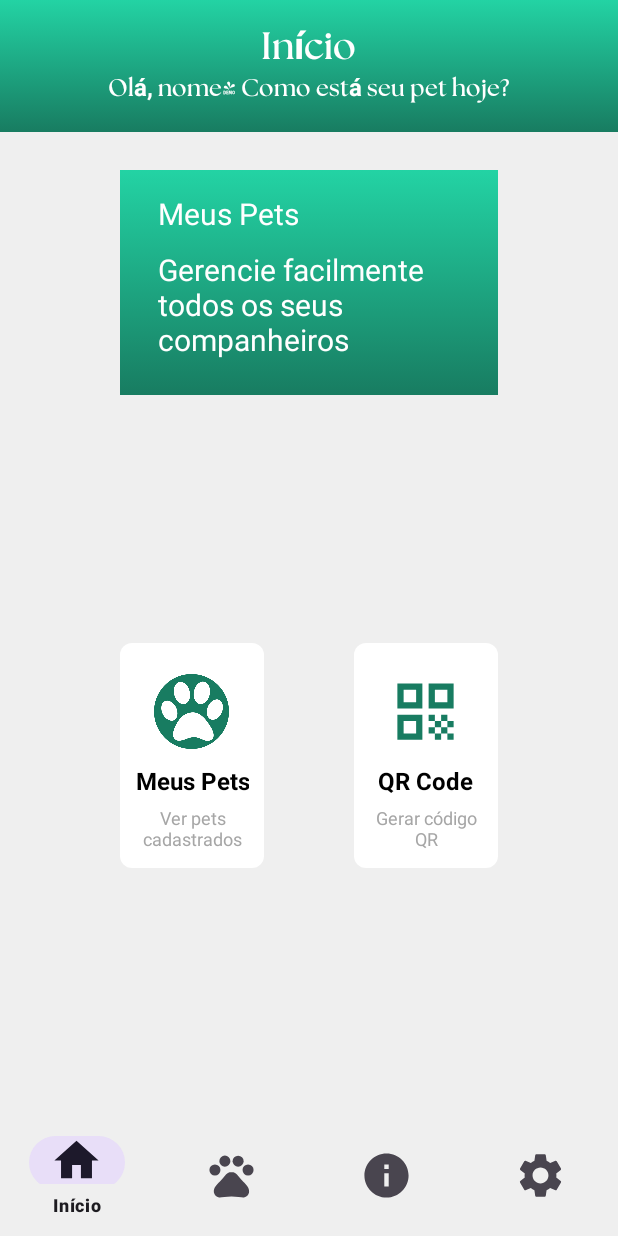
After one commit to SupremeGod670/Pet-APP, an Android app: the InicioActivity screen opened directly, with no data from a screen before it, on a phone screen of 412 x 824 dp. The commit adds this screen. Run offline under Robolectric (Android 15) with nearby library versions, the phone set to English and light mode, and no system bars.

Commit message:
Layout do inicio feito, e funcionando

```diff
--- a/app/src/main/AndroidManifest.xml
+++ b/app/src/main/AndroidManifest.xml
@@ -34,6 +34,7 @@
         </activity>
         <activity android:name=".activities.LoginActivity" />
         <activity android:name=".activities.CriarActivity" />
+        <activity android:name=".activities.InicioActivity" />
         <activity android:name=".activities.MenuActivity" />
         <activity android:name=".activities.SobreActivity" />
         <activity android:name=".activities.CriarPetsActivity" />
--- a/app/src/main/java/com/example/petapp/activities/CriarActivity.java
+++ b/app/src/main/java/com/example/petapp/activities/CriarActivity.java
@@ -55,7 +55,6 @@ public class CriarActivity extends AppCompatActivity {
             public void onClick(View v) {
                 Intent it = new Intent(CriarActivity.this, LoginActivity.class);
                 startActivity(it);
-                finish();
             }
         });
 
--- /dev/null
+++ b/app/src/main/java/com/example/petapp/activities/InicioActivity.java
@@ -0,0 +1,67 @@
+package com.example.petapp.activities;
+
+import android.content.Intent;
+import android.os.Bundle;
+import android.widget.LinearLayout;
+import android.widget.Toast;
+
+import androidx.appcompat.app.AppCompatActivity;
+
+import com.example.petapp.R;
+import com.google.android.material.bottomnavigation.BottomNavigationView;
+
+public class InicioActivity extends AppCompatActivity {
+
+    private LinearLayout meuspets, pets_item, qr_code_item;
+    private BottomNavigationView navigationb;
+
+    @Override
+    protected void onCreate(Bundle savedInstanceState) {
+        super.onCreate(savedInstanceState);
+        setContentView(R.layout.inicio);
+
+        meuspets = findViewById(R.id.meuspets);
+        pets_item = findViewById(R.id.pets_item);
+        qr_code_item = findViewById(R.id.qr_code_item);
+
+        navigationb = findViewById(R.id.navigationb);
+
+        setupBottomNavigation();
+
+        meuspets.setOnClickListener(v -> {
+            Intent intent = new Intent(InicioActivity.this, MenuActivity.class);
+            startActivity(intent);
+        });
+
+        pets_item.setOnClickListener(v -> {
+            Intent intent = new Intent(InicioActivity.this, MenuActivity.class);
+            startActivity(intent);
+        });
+
+        qr_code_item.setOnClickListener(v -> {
+
+        });
+    }
+
+    private void setupBottomNavigation() {
+        navigationb.setOnItemSelectedListener(item -> {
+            int itemId = item.getItemId();
+            if (itemId == R.id.nav_inicio) {
+                Toast.makeText(InicioActivity.this, "Inìcio Clicado", Toast.LENGTH_SHORT).show();
+                return true;
+            } else if (itemId == R.id.nav_menu) {
+                Intent intent = new Intent(InicioActivity.this, MenuActivity.class);
+                startActivity(intent);
+                return true;
+            } else if (itemId == R.id.nav_sobre) {
+                Intent intent = new Intent(InicioActivity.this, SobreActivity.class);
+                startActivity(intent);
+                return true;
+            } else if (itemId == R.id.nav_config) {
+                Toast.makeText(InicioActivity.this, "Configurações Clicado", Toast.LENGTH_SHORT).show();
+                return true;
+            }
+            return false;
+        });
+    }
+}
--- a/app/src/main/java/com/example/petapp/activities/LoginActivity.java
+++ b/app/src/main/java/com/example/petapp/activities/LoginActivity.java
@@ -66,7 +66,7 @@ public class LoginActivity extends AppCompatActivity {
                 String senhaHash = HashUtils.sha256(senhaDigitada);
 
                 if (registroUserDAO.select(emailDigitado, senhaHash)) {
-                    Intent it = new Intent(LoginActivity.this, MenuActivity.class);
+                    Intent it = new Intent(LoginActivity.this, InicioActivity.class);
                     startActivity(it);
                     finish();
                 } else if (!registroUserDAO.selectEmail(emailDigitado) && !registroUserDAO.selectSenha(senhaHash)) {
--- a/app/src/main/java/com/example/petapp/activities/MenuActivity.java
+++ b/app/src/main/java/com/example/petapp/activities/MenuActivity.java
@@ -88,16 +88,19 @@ public class MenuActivity extends AppCompatActivity {
             @Override
             public boolean onNavigationItemSelected(@NonNull MenuItem item) {
                 int itemId = item.getItemId();
-                if (itemId == R.id.nav_config) {
-                    Toast.makeText(MenuActivity.this, "Configurações Clicado", Toast.LENGTH_SHORT).show();
+                if (itemId == R.id.nav_inicio) {
+                    Intent intent = new Intent(MenuActivity.this, InicioActivity.class);
+                    startActivity(intent);
+                    return true;
+                } else if (itemId == R.id.nav_menu) {
+                    Toast.makeText(MenuActivity.this, "Você já está na tela de Menu", Toast.LENGTH_SHORT).show();
                     return true;
                 } else if (itemId == R.id.nav_sobre) {
                     Intent intent = new Intent(MenuActivity.this, SobreActivity.class);
                     startActivity(intent);
-                    finish();
                     return true;
-                } else if (itemId == R.id.nav_menu) {
-                    Toast.makeText(MenuActivity.this, "Você já está na tela de Menu", Toast.LENGTH_SHORT).show();
+                } else if (itemId == R.id.nav_config) {
+                    Toast.makeText(MenuActivity.this, "Configurações Clicado", Toast.LENGTH_SHORT).show();
                     return true;
                 }
                 return false;
--- a/app/src/main/java/com/example/petapp/activities/SobreActivity.java
+++ b/app/src/main/java/com/example/petapp/activities/SobreActivity.java
@@ -44,16 +44,19 @@ public class SobreActivity extends AppCompatActivity {
             @Override
             public boolean onNavigationItemSelected(@NonNull MenuItem item) {
                 int itemId = item.getItemId();
-                if (itemId == R.id.nav_config) {
-                    Toast.makeText(SobreActivity.this, "Configurações Clicado", Toast.LENGTH_SHORT).show();
+                if (itemId == R.id.nav_inicio) {
+                    Intent intent = new Intent(SobreActivity.this, InicioActivity.class);
+                    startActivity(intent);
+                    return true;
+                } else if (itemId == R.id.nav_menu) {
+                    Intent intent = new Intent(SobreActivity.this, MenuActivity.class);
+                    startActivity(intent);
                     return true;
                 } else if (itemId == R.id.nav_sobre) {
                     Toast.makeText(SobreActivity.this, "Você já está na tela de Sobre", Toast.LENGTH_SHORT).show();
                     return true;
-                } else if (itemId == R.id.nav_menu) {
-                    Intent intent = new Intent(SobreActivity.this, MenuActivity.class);
-                    startActivity(intent);
-                    finish();
+                } else if (itemId == R.id.nav_config) {
+                    Toast.makeText(SobreActivity.this, "Configurações Clicado", Toast.LENGTH_SHORT).show();
                     return true;
                 }
                 return false;
--- a/app/src/main/res/drawable/menu.xml
+++ b/app/src/main/res/drawable/home.xml
@@ -1,5 +1,5 @@
 <vector xmlns:android="http://schemas.android.com/apk/res/android" android:height="24dp" android:tint="#000000" android:viewportHeight="24" android:viewportWidth="24" android:width="24dp">
 
-    <path android:fillColor="@android:color/white" android:pathData="M2,15.5v2h20v-2L2,15.5zM2,10.5v2h20v-2L2,10.5zM2,5.5v2h20v-2L2,5.5z"/>
+    <path android:fillColor="@android:color/white" android:pathData="M10,20v-6h4v6h5v-8h3L12,3 2,12h3v8z"/>
 
 </vector>
--- /dev/null
+++ b/app/src/main/res/drawable/qr_code.xml
@@ -0,0 +1,5 @@
+<vector xmlns:android="http://schemas.android.com/apk/res/android" android:height="24dp" android:tint="#000000" android:viewportHeight="960" android:viewportWidth="960" android:width="24dp">
+
+    <path android:fillColor="@android:color/white" android:pathData="M120,440L120,120L440,120L440,440L120,440ZM200,360L360,360L360,200L200,200L200,360ZM120,840L120,520L440,520L440,840L120,840ZM200,760L360,760L360,600L200,600L200,760ZM520,440L520,120L840,120L840,440L520,440ZM600,360L760,360L760,200L600,200L600,360ZM760,840L760,760L840,760L840,840L760,840ZM520,600L520,520L600,520L600,600L520,600ZM600,680L600,600L680,600L680,680L600,680ZM520,760L520,680L600,680L600,760L520,760ZM600,840L600,760L680,760L680,840L600,840ZM680,760L680,680L760,680L760,760L680,760ZM680,600L680,520L760,520L760,600L680,600ZM760,680L760,600L840,600L840,680L760,680Z"/>
+
+</vector>
--- a/app/src/main/res/drawable/side_nav_bar.xml
+++ /dev/null
@@ -1,9 +0,0 @@
-<shape xmlns:android="http://schemas.android.com/apk/res/android"
-    android:shape="rectangle">
-    <gradient
-        android:angle="135"
-        android:centerColor="#009688"
-        android:endColor="#00695C"
-        android:startColor="#4DB6AC"
-        android:type="linear" />
-</shape>
--- /dev/null
+++ b/app/src/main/res/layout/inicio.xml
@@ -0,0 +1,210 @@
+<?xml version="1.0" encoding="utf-8"?>
+<androidx.drawerlayout.widget.DrawerLayout xmlns:android="http://schemas.android.com/apk/res/android"
+    xmlns:app="http://schemas.android.com/apk/res-auto"
+    xmlns:tools="http://schemas.android.com/tools"
+    style="@style/BACKGROUND"
+    android:layout_width="match_parent"
+    android:layout_height="match_parent">
+
+    <androidx.constraintlayout.widget.ConstraintLayout
+        android:layout_width="match_parent"
+        android:layout_height="match_parent">
+
+        <LinearLayout
+            android:id="@+id/toolbar"
+            style="@style/BACKGROUNDGRADIENT"
+            android:layout_width="match_parent"
+            android:layout_height="wrap_content"
+            android:layout_marginBottom="850dp"
+            android:gravity="center"
+            android:orientation="vertical"
+            app:layout_constraintEnd_toEndOf="parent"
+            app:layout_constraintStart_toStartOf="parent"
+            app:layout_constraintTop_toTopOf="parent">
+
+            <TextView
+                android:id="@+id/inicio"
+                android:layout_width="wrap_content"
+                android:layout_height="wrap_content"
+                android:layout_marginTop="15dp"
+                android:fontFamily="@font/the_seasons_regular"
+                android:text="@string/inicio"
+                android:textAlignment="center"
+                android:textColor="@color/white"
+                android:textSize="25sp"
+                app:layout_constraintEnd_toEndOf="parent"
+                app:layout_constraintStart_toStartOf="parent"
+                app:layout_constraintTop_toTopOf="parent"
+                tools:ignore="MissingConstraints" />
+
+            <TextView
+                android:id="@+id/textoi"
+                android:layout_width="wrap_content"
+                android:layout_height="wrap_content"
+                android:layout_marginTop="2dp"
+                android:layout_marginBottom="19dp"
+                android:fontFamily="@font/the_seasons_regular"
+                android:text="@string/texto_inicio"
+                android:textAlignment="center"
+                android:textColor="@color/white"
+                android:textSize="16sp"
+                app:layout_constraintEnd_toEndOf="parent"
+                app:layout_constraintStart_toStartOf="parent"
+                app:layout_constraintTop_toTopOf="parent"
+                tools:ignore="MissingConstraints" />
+
+        </LinearLayout>
+
+        <LinearLayout
+            android:id="@+id/meuspets"
+            style="@style/BACKGROUNDGRADIENT"
+            android:layout_width="match_parent"
+            android:layout_height="150dp"
+            android:layout_marginStart="80dp"
+            android:layout_marginTop="25dp"
+            android:layout_marginEnd="80dp"
+            android:orientation="vertical"
+            app:layout_constraintEnd_toEndOf="parent"
+            app:layout_constraintHorizontal_bias="0.0"
+            app:layout_constraintStart_toStartOf="parent"
+            app:layout_constraintTop_toBottomOf="@+id/toolbar"
+            tools:ignore="MissingConstraints">
+
+            <TextView
+                android:layout_width="wrap_content"
+                android:layout_height="wrap_content"
+                android:layout_marginStart="25dp"
+                android:layout_marginTop="15dp"
+                android:text="@string/meus_pets"
+                android:textColor="@color/white"
+                android:textSize="20sp" />
+
+            <TextView
+                android:layout_width="wrap_content"
+                android:layout_height="wrap_content"
+                android:layout_marginStart="25dp"
+                android:layout_marginTop="10dp"
+                android:layout_marginEnd="20dp"
+                android:layout_marginBottom="15dp"
+                android:text="@string/texto_inicio_meus_pets"
+                android:textColor="@color/white"
+                android:textSize="20sp" />
+
+        </LinearLayout>
+
+        <LinearLayout
+            android:layout_width="match_parent"
+            android:layout_height="wrap_content"
+            android:gravity="center"
+            android:layout_marginStart="80dp"
+            android:layout_marginEnd="80dp"
+            android:orientation="horizontal"
+            app:layout_constraintBottom_toTopOf="@+id/navigationb"
+            app:layout_constraintEnd_toEndOf="parent"
+            app:layout_constraintStart_toStartOf="parent"
+            app:layout_constraintTop_toBottomOf="@+id/meuspets"
+            tools:ignore="MissingConstraints">
+
+            <!-- Item 1: Ver Pets Cadastrados -->
+            <LinearLayout
+                android:id="@+id/pets_item"
+                android:layout_width="0dp"
+                android:layout_height="150dp"
+                android:layout_weight="1"
+                android:layout_marginEnd="30dp"
+                android:background="@drawable/bg_edit_text"
+                android:backgroundTint="@color/white"
+                android:gravity="center"
+                android:orientation="vertical">
+
+                <ImageView
+                    android:layout_width="50dp"
+                    android:layout_height="50dp"
+                    android:layout_marginTop="10dp"
+                    android:layout_marginBottom="10dp"
+                    android:src="@drawable/petpaw"
+                    app:tint="@color/my_dark_primary" />
+
+                <TextView
+                    android:layout_width="wrap_content"
+                    android:layout_height="wrap_content"
+                    android:gravity="center"
+                    android:text="Meus Pets"
+                    android:textColor="@color/black"
+                    android:textSize="16sp"
+                    android:textStyle="bold" />
+
+                <TextView
+                    android:layout_width="wrap_content"
+                    android:layout_height="wrap_content"
+                    android:layout_marginStart="10dp"
+                    android:layout_marginTop="5dp"
+                    android:layout_marginEnd="10dp"
+                    android:gravity="center"
+                    android:text="Ver pets cadastrados"
+                    android:textColor="@color/grey"
+                    android:textSize="12sp" />
+
+            </LinearLayout>
+
+            <!-- Item 2: QR Code -->
+            <LinearLayout
+                android:id="@+id/qr_code_item"
+                android:layout_width="0dp"
+                android:layout_height="150dp"
+                android:layout_weight="1"
+                android:layout_marginStart="30dp"
+                android:background="@drawable/bg_edit_text"
+                android:backgroundTint="@color/white"
+                android:gravity="center"
+                android:orientation="vertical">
+
+                <ImageView
+                    android:layout_width="50dp"
+                    android:layout_height="50dp"
+                    android:layout_marginTop="10dp"
+                    android:layout_marginBottom="10dp"
+                    android:src="@drawable/qr_code"
+                    app:tint="@color/my_dark_primary"/>
+
+                <TextView
+                    android:layout_width="wrap_content"
+                    android:layout_height="wrap_content"
+                    android:gravity="center"
+                    android:text="QR Code"
+                    android:textColor="@color/black"
+                    android:textSize="16sp"
+                    android:textStyle="bold" />
+
+                <TextView
+                    android:layout_width="wrap_content"
+                    android:layout_height="wrap_content"
+                    android:layout_marginStart="10dp"
+                    android:layout_marginTop="5dp"
+                    android:layout_marginEnd="10dp"
+                    android:gravity="center"
+                    android:text="Gerar código QR"
+                    android:textColor="@color/grey"
+                    android:textSize="12sp" />
+
+            </LinearLayout>
+
+        </LinearLayout>
+
+        <com.google.android.material.bottomnavigation.BottomNavigationView
+            android:id="@+id/navigationb"
+            style="@style/BACKGROUND"
+            android:layout_width="match_parent"
+            android:layout_height="wrap_content"
+            app:itemIconSize="35dp"
+            app:layout_constraintBottom_toBottomOf="parent"
+            app:layout_constraintEnd_toEndOf="parent"
+            app:layout_constraintHorizontal_bias="0.0"
+            app:layout_constraintStart_toStartOf="parent"
+            app:layout_constraintVertical_bias="1.0"
+            app:menu="@menu/main_menu"
+            tools:ignore="MissingConstraints" />
+
+    </androidx.constraintlayout.widget.ConstraintLayout>
+
+</androidx.drawerlayout.widget.DrawerLayout>
--- a/app/src/main/res/layout/menu_pets.xml
+++ b/app/src/main/res/layout/menu_pets.xml
@@ -120,6 +120,7 @@
         style="@style/BACKGROUND"
         android:layout_width="match_parent"
         android:layout_height="wrap_content"
+        app:itemIconSize="35dp"
         app:layout_constraintBottom_toBottomOf="parent"
         app:layout_constraintEnd_toEndOf="parent"
         app:layout_constraintHorizontal_bias="0.0"
--- a/app/src/main/res/layout/sobre_app.xml
+++ b/app/src/main/res/layout/sobre_app.xml
@@ -195,6 +195,7 @@
                 style="@style/BACKGROUND"
                 android:layout_width="match_parent"
                 android:layout_height="wrap_content"
+                app:itemIconSize="35dp"
                 app:layout_constraintBottom_toBottomOf="parent"
                 app:layout_constraintEnd_toEndOf="parent"
                 app:layout_constraintHorizontal_bias="0.0"
--- a/app/src/main/res/menu/main_menu.xml
+++ b/app/src/main/res/menu/main_menu.xml
@@ -4,23 +4,24 @@
     <group android:id="@+id/grupo1">
 
         <item
-            android:id="@+id/nav_config"
-            android:icon="@drawable/settings"
-            android:title="@string/configuracoes" />
+            android:id="@+id/nav_inicio"
+            android:icon="@drawable/home"
+            android:title="@string/inicio" />
+
+        <item
+            android:id="@+id/nav_menu"
+            android:icon="@drawable/menu_pet"
+            android:title="@string/menu_pets" />
 
         <item
             android:id="@+id/nav_sobre"
             android:icon="@drawable/info"
             android:title="@string/sobre" />
 
-    </group>
-
-    <group android:id="@+id/grupo2">
-
         <item
-            android:id="@+id/nav_menu"
-            android:icon="@drawable/menu_pet"
-            android:title="@string/menu_pets" />
+            android:id="@+id/nav_config"
+            android:icon="@drawable/settings"
+            android:title="@string/configuracoes" />
 
     </group>
 
--- a/app/src/main/res/values/strings.xml
+++ b/app/src/main/res/values/strings.xml
@@ -57,7 +57,7 @@
     <string name="navigation_drawer_close">Close navigation drawer</string>
     <string name="carregar_imagem">Carregar Imagem</string>
     <string name="configuracoes">Configurações</string>
-    <string name="sobre">Sobre o Indentificação Pet</string>
+    <string name="sobre">Sobre o App</string>
     <string name="sobre_app">🎉🐾 Apresentando o Identificação Pet: Seu Ingresso para Eventos Pet-Friendly! 🐾🎉
 
 Chega de burocracia na hora de levar seu amigo de quatro patas para os melhores eventos! Com o Identificação Pet, seu pet tem uma carteira de identificação virtual completa na palma da sua mão. 📱✨
@@ -76,10 +76,9 @@ Seja um festival de raças, uma corrida pet ou um evento beneficente, o Identifi
 
 Baixe agora o Identificação Pet e dê o próximo passo para uma vida mais conectada e cheia de aventuras com seu melhor amigo! 🚀🐶🐱</string>
     <string name="sobre_app3">Pronto para simplificar a vida do seu pet e a sua? Qual evento você e seu companheiro peludo estão ansiosos para visitar primeiro com o Identificação Pet? 🐾</string>
-    <string name="menu_pets">Menu Pets</string>
+    <string name="menu_pets">Meus Pets</string>
     <string name="editar_pet">Editar Pet</string>
     <string name="deletar_pet">Deletar Pet</string>
-    <string name="upload_da_carteirinha">Upload da Carteirinha</string>
     <string name="download_da_carteirinha">Download da Carteirinha</string>
     <string name="texto_meus_pets">Informações de seus pets, na palma da sua mão!</string>
     <string name="meus_pets">Meus Pets</string>
@@ -90,6 +89,9 @@ Baixe agora o Identificação Pet e dê o próximo passo para uma vida mais cone
     <string name="perfil_do_pet">Perfil do Pet</string>
     <string name="crie_o_seu_pet_aqui">Crie o seu pet aqui!</string>
     <string name="criar_pet">Criar Pet</string>
+    <string name="inicio">Início</string>
+    <string name="texto_inicio">Olá, nome! Como está seu pet hoje?</string>
+    <string name="texto_inicio_meus_pets">Gerencie facilmente todos os seus companheiros</string>
 
     <item name="selecione_um_item" type="id" />
     <item name="cachorro" type="id" />
```
Also changed, not shown: app/src/main/res/drawable/frenteindentidade.png (deleted), app/src/main/res/drawable/img.png (deleted), app/src/main/res/drawable/versoindentidade.png (deleted).
